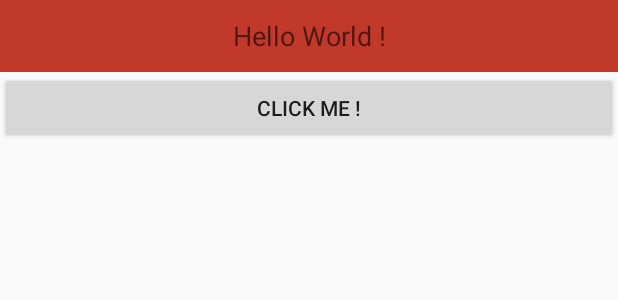
After one commit to UTAid/TAidAndroidClient, an Android app: the layout view_content.xml on its own in the app's theme, with its tools: preview values and no code run, on a phone screen of 412 x 824 dp. The commit adds this screen. Shown: the top 300 px of the screen. Run offline under Robolectric (Android 15) with nearby library versions, the phone set to English and light mode, and no system bars; network calls fail.

Commit message:
try this shai

```diff
--- /dev/null
+++ b/TAid/app/src/main/res/layout/view_content.xml
@@ -0,0 +1,22 @@
+<?xml version="1.0" encoding="utf-8"?>
+
+<RelativeLayout xmlns:android="http://schemas.android.com/apk/res/android"
+    android:layout_width="match_parent"
+    android:layout_height="match_parent">
+
+    <EditText
+        android:id="@+id/text"
+        android:layout_width="match_parent"
+        android:layout_height="48dp"
+        android:gravity="center"
+        android:hint="Hello World !"
+        android:textColor="@android:color/white"
+        android:background="#c0392b"/>
+
+    <Button
+        android:layout_below="@+id/text"
+        android:layout_width="match_parent"
+        android:layout_height="wrap_content"
+        android:text="click ME !"/>
+
+</RelativeLayout>
```
Also changed, not shown: TAid/app/src/main/java/com/shaimitchell/taid/Fragments/MultiEntryFragment.java (+18 -12 lines), TAid/app/src/main/java/com/shaimitchell/taid/MainActivity.java (+12 -2 lines), TAid/app/src/main/res/layout/content_main.xml (+25 -2 lines), TAid/app/src/main/res/layout/view_header.xml (added, +16 -0 lines), TAid/app/src/main/res/layout/view_row.xml (added, +17 -0 lines).
